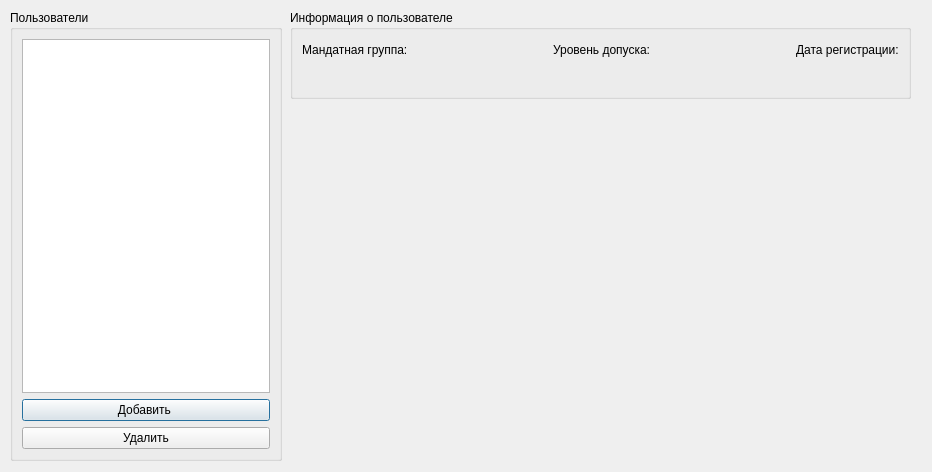
Before: the Qt Designer form users.ui in MikhailBersenev/BuksanSpy, drawn with Qt 5.
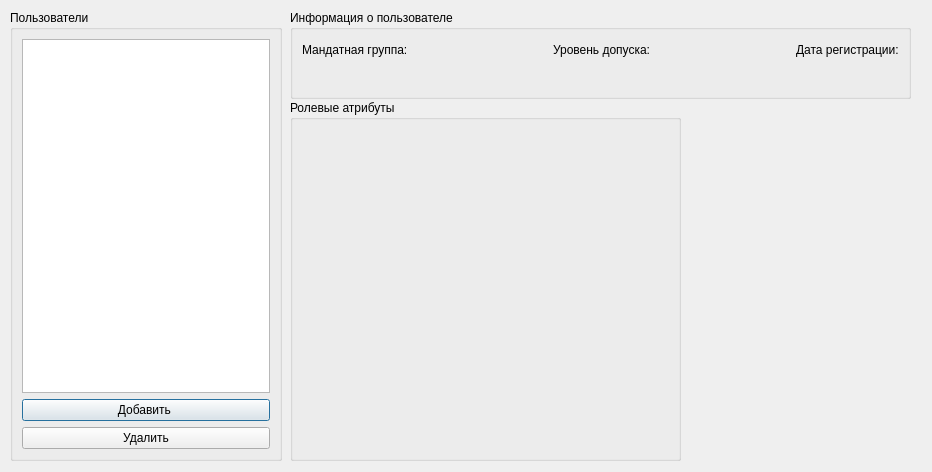
After: the same form once the commit is applied.

```diff
--- a/users.ui
+++ b/users.ui
@@ -167,6 +167,24 @@
     </item>
    </layout>
   </widget>
+  <widget class="QGroupBox" name="RoleAtributes_groupBox">
+   <property name="geometry">
+    <rect>
+     <x>290</x>
+     <y>100</y>
+     <width>391</width>
+     <height>361</height>
+    </rect>
+   </property>
+   <property name="title">
+    <string>Ролевые атрибуты</string>
+   </property>
+   <layout class="QVBoxLayout" name="verticalLayout">
+    <item>
+     <layout class="QVBoxLayout" name="RoleAtr_Layout"/>
+    </item>
+   </layout>
+  </widget>
  </widget>
  <resources/>
  <connections/>
```
